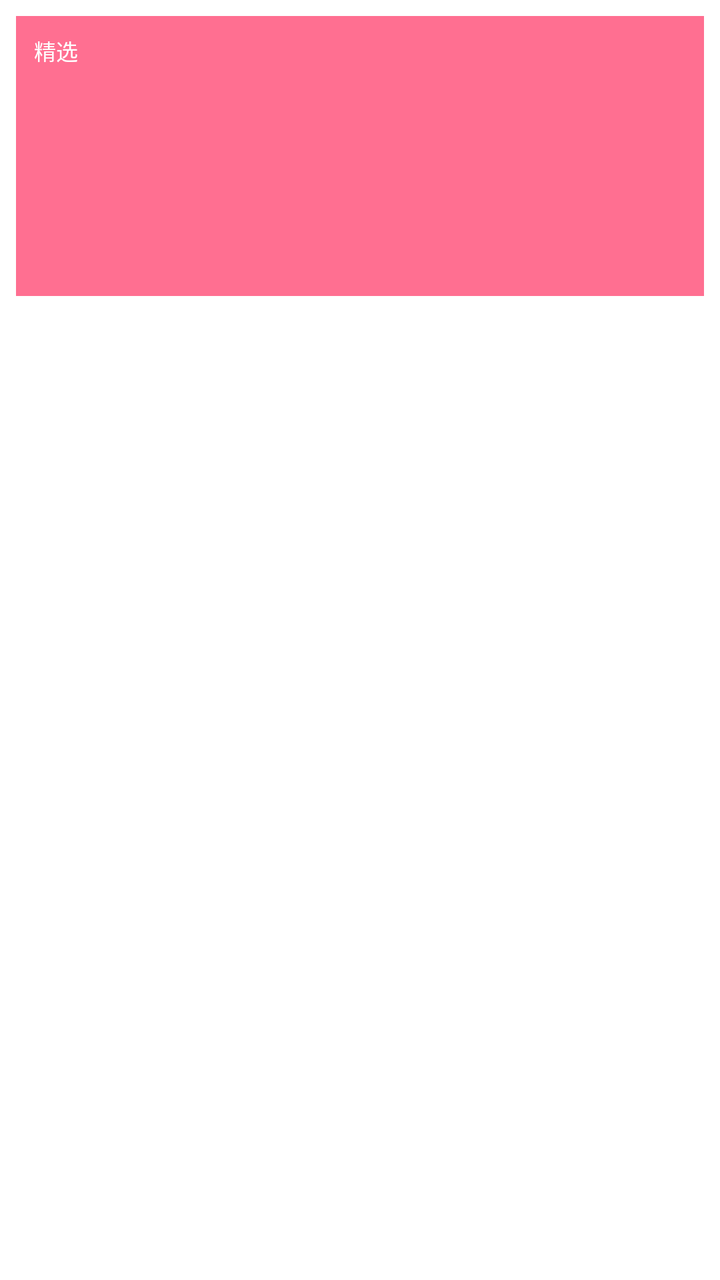
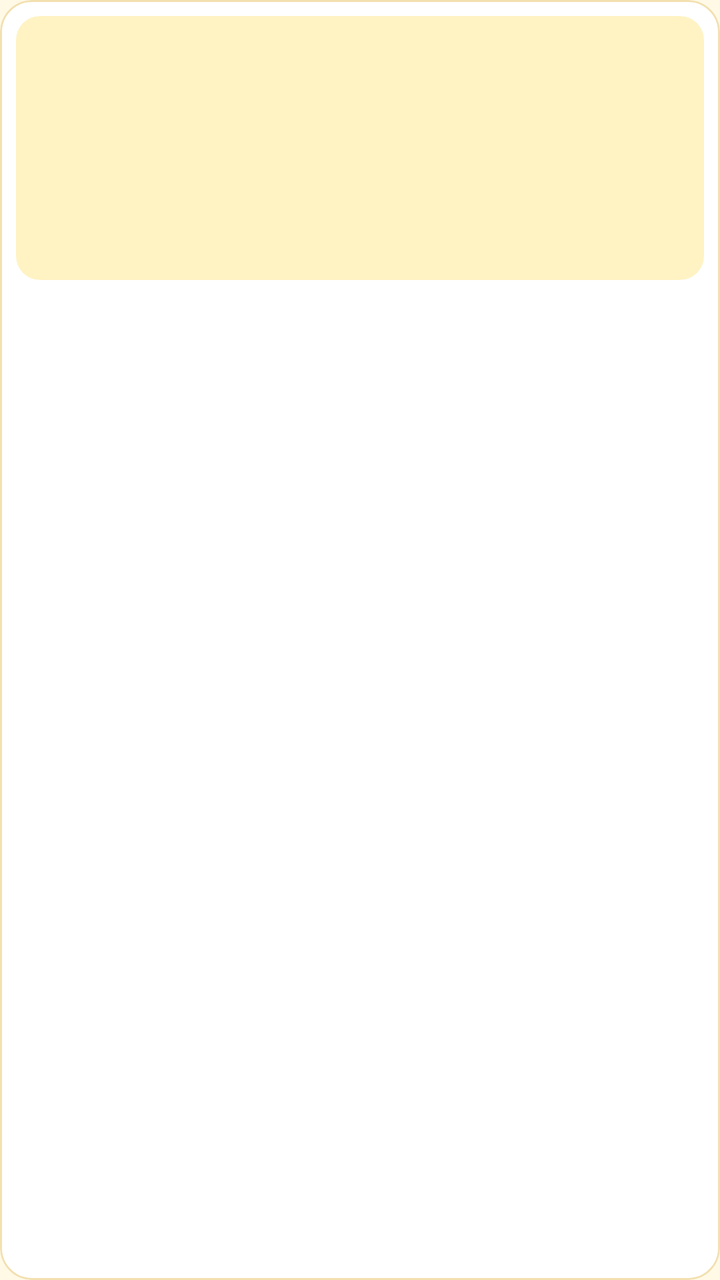

Before-and-after screenshots of an Android layout around one commit, followed by the original layout XML and the change that was made.
<!-- AndroidManifest.xml: application theme Theme.ShineApp -->
<!-- res/layout/item_product.xml -->
<?xml version="1.0" encoding="utf-8"?>
<LinearLayout xmlns:android="http://schemas.android.com/apk/res/android"
    android:orientation="vertical" android:layout_width="match_parent" android:layout_height="wrap_content"
    android:layout_margin="6dp" android:background="@android:color/white" android:padding="8dp">

    <FrameLayout android:layout_width="match_parent" android:layout_height="140dp">
        <ImageView android:id="@+id/item_img" android:layout_width="match_parent" android:layout_height="match_parent"
            android:scaleType="centerCrop" android:background="@color/shine_pink"/>
        <TextView android:id="@+id/item_badge" android:layout_width="wrap_content" android:layout_height="wrap_content"
            android:text="精选" android:textSize="11sp" android:textColor="@android:color/white"
            android:background="@color/shine_pink" android:padding="3dp" android:layout_margin="6dp"/>
    </FrameLayout>

    <TextView android:id="@+id/item_name" android:layout_width="match_parent" android:layout_height="wrap_content"
        android:textSize="14sp" android:textColor="@color/shine_text" android:layout_marginTop="6dp" android:maxLines="1"/>

    <LinearLayout android:layout_width="match_parent" android:layout_height="wrap_content"
        android:orientation="horizontal" android:layout_marginTop="2dp">
        <TextView android:id="@+id/item_price" android:layout_width="wrap_content" android:layout_height="wrap_content"
            android:textColor="@color/shine_pink" android:textStyle="bold"/>
        <TextView android:id="@+id/item_cat" android:layout_width="wrap_content" android:layout_height="wrap_content"
            android:textColor="@color/shine_sub" android:textSize="12sp" android:layout_marginStart="8dp"/>
    </LinearLayout>
</LinearLayout>
<!-- resources referenced by this layout -->
<resources>
  <color name="shine_pink">#FF6F91</color>
  <color name="shine_sub">#8A7A7A</color>
  <color name="shine_text">#3A2C2C</color>
  <style name="Theme.ShineApp" parent="Theme.MaterialComponents.DayNight.NoActionBar">
          <item name="colorPrimary">@color/shine_pink</item>
          <item name="colorPrimaryVariant">@color/shine_pink_dark</item>
          <item name="colorOnPrimary">@android:color/white</item>
          <item name="colorSecondary">@color/shine_mint</item>
          <item name="android:colorBackground">@color/shine_bg</item>
          <item name="android:statusBarColor">@color/shine_pink</item>
          <item name="android:navigationBarColor">@color/shine_pink</item>
      </style>
  <color name="shine_pink_dark">#E25C7E</color>
  <color name="shine_mint">#9ED9C4</color>
  <color name="shine_bg">#FFF6F2</color>
</resources>

<!-- the commit's change to res/layout/item_product.xml (unified diff, before → after) -->
@@ -1,24 +1,48 @@
 <?xml version="1.0" encoding="utf-8"?>
-<LinearLayout xmlns:android="http://schemas.android.com/apk/res/android"
-    android:orientation="vertical" android:layout_width="match_parent" android:layout_height="wrap_content"
-    android:layout_margin="6dp" android:background="@android:color/white" android:padding="8dp">
-
-    <FrameLayout android:layout_width="match_parent" android:layout_height="140dp">
-        <ImageView android:id="@+id/item_img" android:layout_width="match_parent" android:layout_height="match_parent"
-            android:scaleType="centerCrop" android:background="@color/shine_pink"/>
-        <TextView android:id="@+id/item_badge" android:layout_width="wrap_content" android:layout_height="wrap_content"
-            android:text="精选" android:textSize="11sp" android:textColor="@android:color/white"
-            android:background="@color/shine_pink" android:padding="3dp" android:layout_margin="6dp"/>
-    </FrameLayout>
-
-    <TextView android:id="@+id/item_name" android:layout_width="match_parent" android:layout_height="wrap_content"
-        android:textSize="14sp" android:textColor="@color/shine_text" android:layout_marginTop="6dp" android:maxLines="1"/>
+<com.google.android.material.card.MaterialCardView
+    xmlns:android="http://schemas.android.com/apk/res/android"
+    xmlns:app="http://schemas.android.com/apk/res-auto"
+    android:layout_width="match_parent" android:layout_height="wrap_content"
+    android:layout_margin="6dp"
+    android:clickable="true" android:focusable="true"
+    app:cardBackgroundColor="@color/shine_surface"
+    app:cardCornerRadius="16dp" app:cardElevation="0dp"
+    app:strokeWidth="1dp" app:strokeColor="@color/shine_yellow_line"
+    app:rippleColor="@color/shine_yellow_soft">
 
     <LinearLayout android:layout_width="match_parent" android:layout_height="wrap_content"
-        android:orientation="horizontal" android:layout_marginTop="2dp">
-        <TextView android:id="@+id/item_price" android:layout_width="wrap_content" android:layout_height="wrap_content"
-            android:textColor="@color/shine_pink" android:textStyle="bold"/>
-        <TextView android:id="@+id/item_cat" android:layout_width="wrap_content" android:layout_height="wrap_content"
-            android:textColor="@color/shine_sub" android:textSize="12sp" android:layout_marginStart="8dp"/>
+        android:orientation="vertical" android:padding="8dp">
+
+        <FrameLayout android:layout_width="match_parent" android:layout_height="132dp">
+            <com.google.android.material.imageview.ShapeableImageView
+                android:id="@+id/item_img" android:layout_width="match_parent" android:layout_height="match_parent"
+                android:scaleType="centerCrop" android:background="@color/shine_yellow_soft"
+                app:shapeAppearanceOverlay="@style/RoundedImage"/>
+
+            <TextView android:id="@+id/item_badge" android:layout_width="wrap_content" android:layout_height="wrap_content"
+                android:text="精选" android:textSize="10.5sp" android:textColor="@color/shine_pink"
+                android:background="@drawable/bg_badge_soft" android:paddingStart="6dp" android:paddingEnd="6dp"
+                android:paddingTop="2dp" android:paddingBottom="2dp"
+                android:layout_margin="6dp" android:visibility="gone"/>
+        </FrameLayout>
+
+        <TextView android:id="@+id/item_name" android:layout_width="match_parent" android:layout_height="wrap_content"
+            android:textSize="13.5sp" android:textColor="@color/shine_text" android:layout_marginTop="8dp"
+            android:minLines="2" android:maxLines="2" android:ellipsize="end" android:lineSpacingExtra="2dp"/>
+
+        <TextView android:id="@+id/item_cat" android:layout_width="match_parent" android:layout_height="wrap_content"
+            android:textColor="@color/shine_sub" android:textSize="11.5sp" android:layout_marginTop="2dp"
+            android:maxLines="1" android:ellipsize="end"/>
+
+        <LinearLayout android:layout_width="match_parent" android:layout_height="wrap_content"
+            android:orientation="horizontal" android:gravity="center_vertical" android:layout_marginTop="4dp">
+
+            <TextView android:id="@+id/item_price" android:layout_width="0dp" android:layout_weight="1"
+                android:layout_height="wrap_content" android:textColor="@color/shine_pink"
+                android:textStyle="bold" android:textSize="16sp"/>
+
+            <TextView android:id="@+id/item_stock" android:layout_width="wrap_content" android:layout_height="wrap_content"
+                android:textColor="@color/shine_amber_text" android:textSize="10.5sp"/>
+        </LinearLayout>
     </LinearLayout>
-</LinearLayout>
+</com.google.android.material.card.MaterialCardView>
<!-- resource entries referenced after the edit -->
@@ -1,19 +1,44 @@
 <!-- resources referenced by this layout -->
 <resources>
-  <color name="shine_pink">#FF6F91</color>
-  <color name="shine_sub">#8A7A7A</color>
-  <color name="shine_text">#3A2C2C</color>
+  <color name="shine_amber_text">#FF9C5B00</color>
+  <color name="shine_pink">#FFD32F2F</color>
+  <color name="shine_sub">#FF8B7355</color>
+  <color name="shine_surface">#FFFFFFFF</color>
+  <color name="shine_text">#FF3B2A1E</color>
+  <color name="shine_yellow_line">#FFF2E0B0</color>
+  <color name="shine_yellow_soft">#FFFFF3C4</color>
+  <!-- drawable bg_badge_soft (drawable) -->
+  <?xml version="1.0" encoding="utf-8"?>
+  <shape xmlns:android="http://schemas.android.com/apk/res/android" android:shape="rectangle">
+      <solid android:color="@color/shine_red_soft"/>
+      <corners android:radius="6dp"/>
+  </shape>
+  <style name="RoundedImage" parent="">
+          <item name="cornerFamily">rounded</item>
+          <item name="cornerSize">12dp</item>
+      </style>
   <style name="Theme.ShineApp" parent="Theme.MaterialComponents.DayNight.NoActionBar">
           <item name="colorPrimary">@color/shine_pink</item>
           <item name="colorPrimaryVariant">@color/shine_pink_dark</item>
-          <item name="colorOnPrimary">@android:color/white</item>
+          <item name="colorOnPrimary">@color/shine_on_red</item>
           <item name="colorSecondary">@color/shine_mint</item>
+          <item name="colorSecondaryVariant">@color/shine_mint_dark</item>
+          <item name="colorSurface">@color/shine_surface</item>
           <item name="android:colorBackground">@color/shine_bg</item>
-          <item name="android:statusBarColor">@color/shine_pink</item>
-          <item name="android:navigationBarColor">@color/shine_pink</item>
+          <item name="android:textColorPrimary">@color/shine_text</item>
+          <item name="android:textColorSecondary">@color/shine_sub</item>
+          
+          <item name="android:statusBarColor">@color/shine_bg</item>
+          <item name="android:navigationBarColor">@color/shine_surface</item>
+          <item name="android:windowLightStatusBar">true</item>
+          <item name="android:windowLightNavigationBar" tools:targetApi="27">true</item>
+          <item name="android:windowBackground">@color/shine_bg</item>
       </style>
-  <color name="shine_pink_dark">#E25C7E</color>
-  <color name="shine_mint">#9ED9C4</color>
-  <color name="shine_bg">#FFF6F2</color>
+  <color name="shine_red_soft">#FFFDEAEA</color>
+  <color name="shine_pink_dark">#FFB71C1C</color>
+  <color name="shine_on_red">#FFFFFFFF</color>
+  <color name="shine_mint">#FFFFD54F</color>
+  <color name="shine_mint_dark">#FFB26A00</color>
+  <color name="shine_bg">#FFFFF9E6</color>
 </resources>
 
